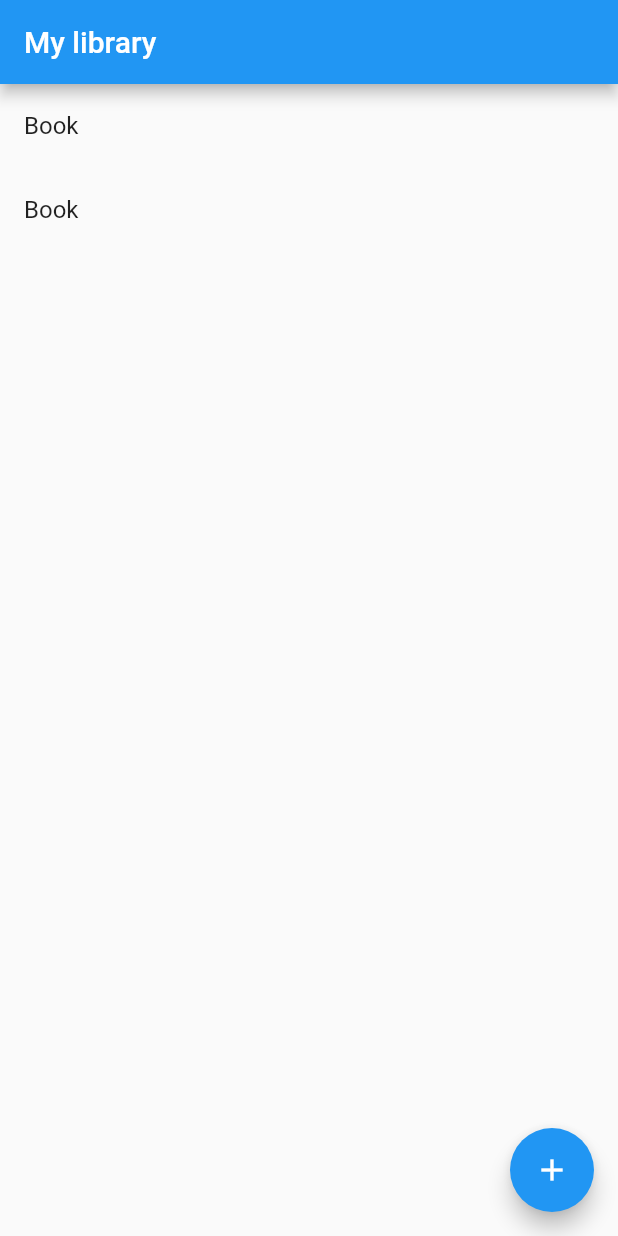
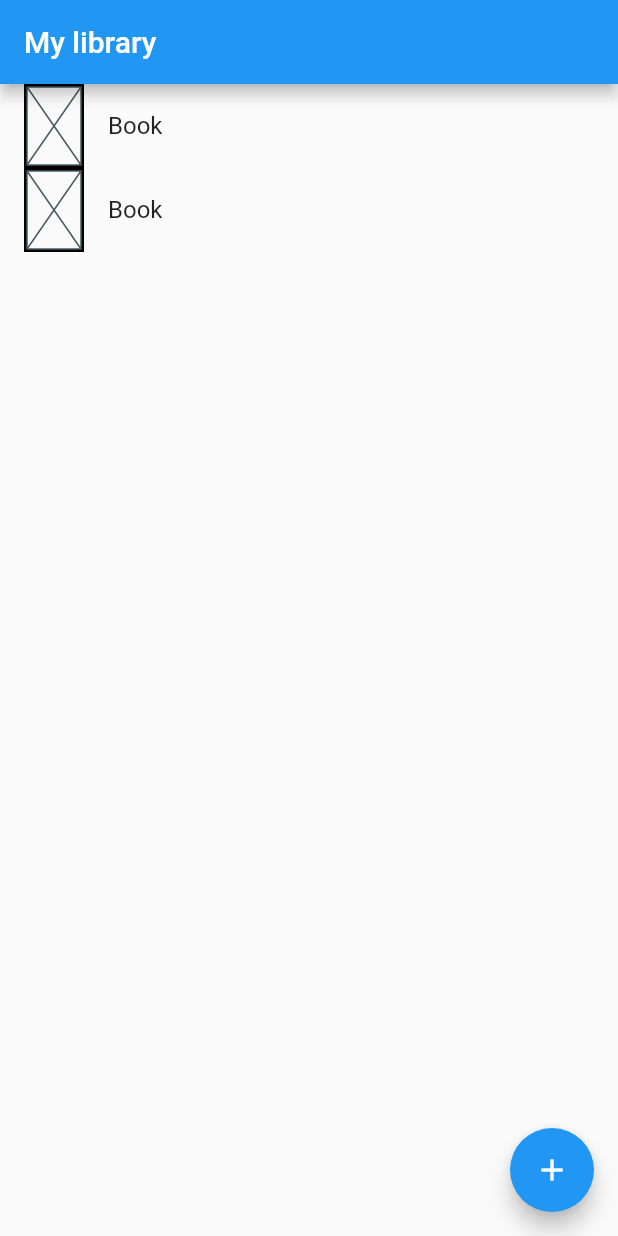
Before and after one commit to sberruer/flutter_mylibrary, a Flutter app: the screen it shows after launch, on a phone screen of 412 x 824 dp. Run offline on Flutter 3.47's test engine with Material 2 defaults, Android fonts, the phone set to English and light mode, and no system bars.

```diff
--- a/lib/main.dart
+++ b/lib/main.dart
@@ -1,5 +1,6 @@
 import 'package:flutter/material.dart';
 import 'package:flutter_mylibrary/service/BookService.dart';
+import 'package:flutter_mylibrary/widget/CoverPlaceholder.dart';
 
 import 'model/Book.dart';
 
@@ -51,7 +52,9 @@ class _MyHomePageState extends State<MyHomePage> {
       body: ListView.builder(
           itemCount: books.length,
           itemBuilder: (_, index) {
-            return ListTile(title: Text("Book"));
+            return ListTile(
+                leading: CoverPlaceholder(),
+                title: Text("Book"));
           }),
       floatingActionButton: FloatingActionButton(
 //        onPressed: _incrementCounter,
--- a/lib/model/Book.dart
+++ b/lib/model/Book.dart
@@ -1,3 +1,9 @@
 class Book {
 
+  String title;
+
+  String description;
+
+  Book(this.title);
+
 }
--- a/lib/service/BookService.dart
+++ b/lib/service/BookService.dart
@@ -2,7 +2,7 @@ import 'package:flutter_mylibrary/model/Book.dart';
 
 class BookService {
   List<Book> getAllBooks() {
-    return [Book(), Book()];
+    return [Book("Tout Buck Danny Tome 1"), Book("Tout Buck Danny Tome 2")];
   }
 
 }
```
Also changed, not shown: lib/widget/CoverPlaceholder.dart (added, +14 -0 lines).
